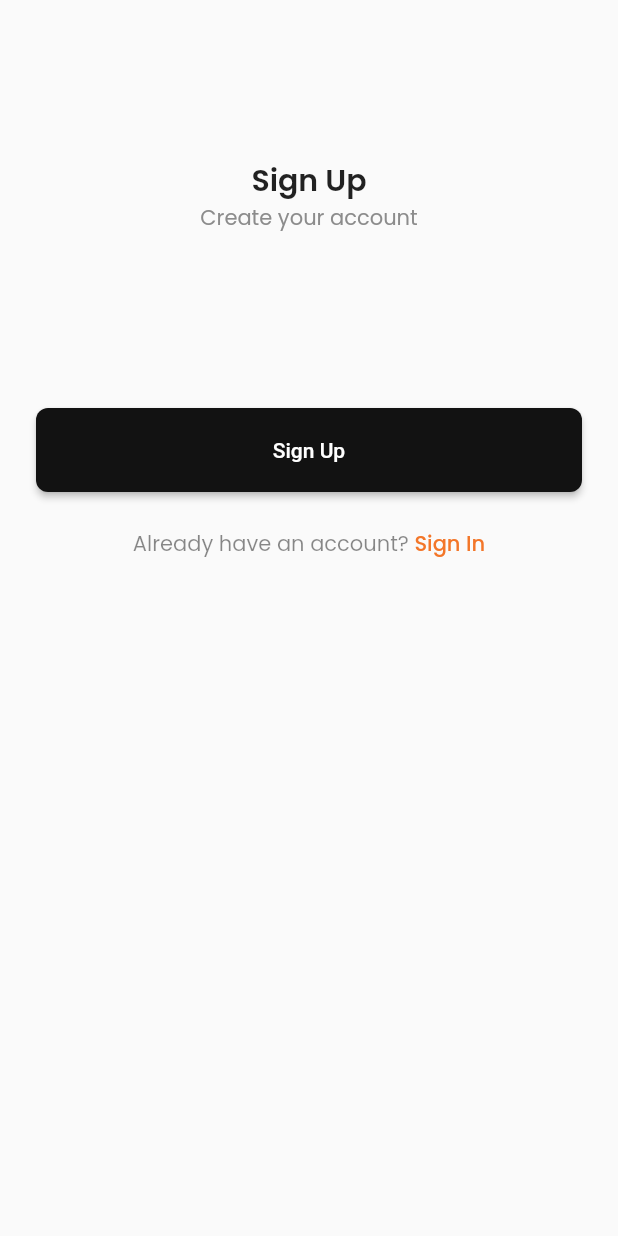
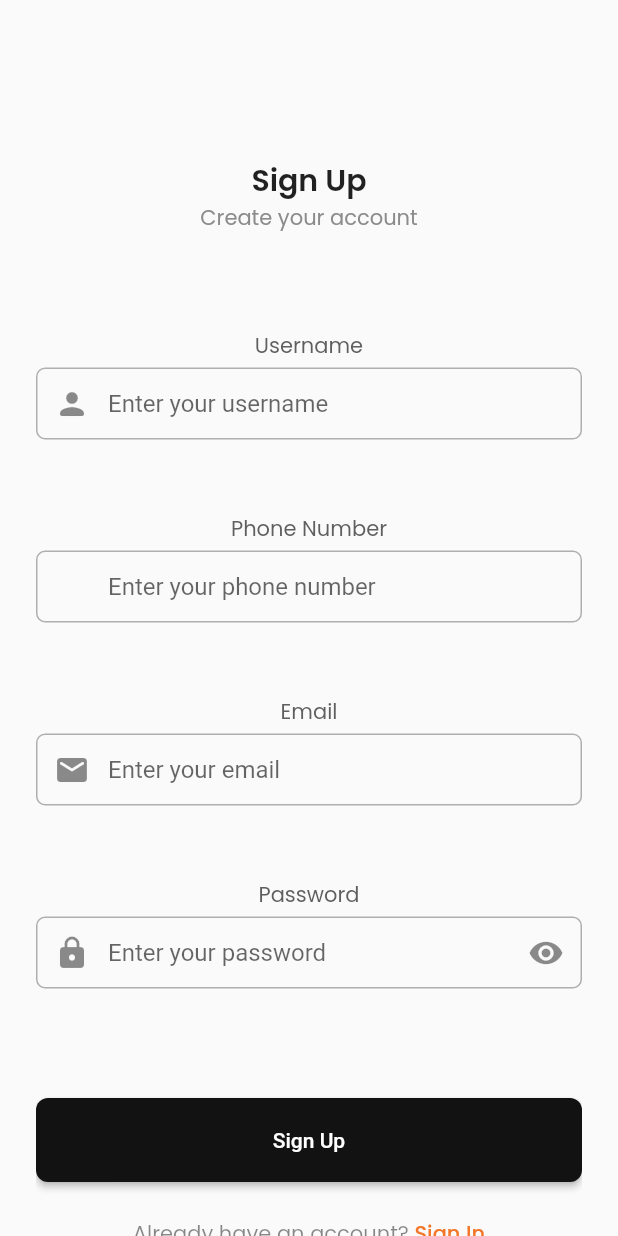
Before and after one commit to aminhaiqal/Quickride, a Flutter app: the screen it shows after launch, after a tap on "Get Started", on a phone screen of 412 x 824 dp. Run offline on Flutter 3.47's test engine with Material 2 defaults, Android fonts, the light colour scheme and no system bars; our stand-ins replace cloud_firestore, firebase_auth, firebase_core, firebase_storage, google_fonts, google_sign_in and 1 more; missing offline and left inert: flutter_facebook_auth; accounts and stored records are empty; network calls fail; statements that could not run were skipped.

Commit message:
fix register functionality

```diff
--- a/quickride/lib/src/features/authentication/utils/login_credential.dart
+++ b/quickride/lib/src/features/authentication/utils/login_credential.dart
@@ -17,7 +17,6 @@ class LoginCredential extends StatefulWidget {
 class LoginCredentialState extends State<LoginCredential> {
   bool _obscureText = true;
   String emailErrorMessage = '', passwordErrorMessage = '';
-
   final TextEditingController _emailController = TextEditingController(),
       _passwordController = TextEditingController();
 
@@ -71,6 +70,12 @@ class LoginCredentialState extends State<LoginCredential> {
                       _obscureText = !_obscureText;
                     })),
           )),
+          const SizedBox(height: 4),
+          Text(
+        passwordErrorMessage,
+        style: text_style.TextTheme.description(null)
+            .copyWith(color: color_theme.ColorTheme.mainTheme.colorScheme.error),
+      ),
       const SizedBox(height: 48),
       action_button.PrimaryButton(
           label: 'Sign In',
--- a/quickride/lib/src/features/authentication/utils/register_credential.dart
+++ b/quickride/lib/src/features/authentication/utils/register_credential.dart
@@ -1,93 +1,133 @@
 import 'package:flutter/material.dart';
 import 'package:quickride/src/widgets/action_button.dart' as action_button;
 import 'package:quickride/src/utils/color_theme.dart' as color_theme;
-
+import 'package:quickride/src/utils/text_style.dart' as text_style;
+import '../data/repository/exception.dart' as exception;
+import 'package:quickride/src/features/authentication/utils/input_decoration.dart' as input_decoration;
 import '../register/viewmodel/register_viewmodel.dart';
 
-// ignore: must_be_immutable
 class RegisterCredential extends StatefulWidget {
   final RegisterViewModel viewModel;
-  RegisterCredential({Key? key, required this.viewModel}) : super(key: key);
+  const RegisterCredential({Key? key, required this.viewModel}) : super(key: key);
 
   @override
   RegisterCredentialState createState() => RegisterCredentialState();
-  String? emailErrorMessage;
-  GlobalKey<FormState> usernameKey = GlobalKey<FormState>();
-  GlobalKey<FormState> emailKey = GlobalKey<FormState>();
-  GlobalKey<FormState> passwordKey = GlobalKey<FormState>();
-  GlobalKey<FormState> phoneNumberKey = GlobalKey<FormState>();
 }
 
+
 class RegisterCredentialState extends State<RegisterCredential> {
+  bool _obscureText = true;
+  String usernameErrorMessage = '', phoneNumberErrorMessage = '', emailErrorMessage = '', passwordErrorMessage = '';
+  final TextEditingController _usernameController = TextEditingController(),
+      _phoneNumberController = TextEditingController(),
+      _emailController = TextEditingController(),
+      _passwordController = TextEditingController();
+
+  @override
+  void dispose() {
+    _emailController.dispose();
+    _passwordController.dispose();
+    super.dispose();
+  }
+
   @override
   Widget build(BuildContext context) {
     return Column(
       children: [
-        /*Form(
-            key: widget.usernameKey, // Assign the email field key
-            child: text_field.TextField(
+        Text(
+        'Username',
+        style: text_style.TextTheme.description(null)
+            .copyWith(color: color_theme.GreyShader.greyAccent),
+      ),
+      const SizedBox(height: 4),
+        Form(
+            child: TextFormField(
+          controller: _usernameController,
+          decoration: input_decoration.buildEmailInputDecoration(
               label: 'Username',
-              prefixIcon: const Icon(Icons.person_rounded),
-              /*onTextChanged: (text) {
-                RegisterViewModel().setUsername(text);
-              },*/
-              helperText: widget.emailErrorMessage,
-            )),*/
+              helperText: usernameErrorMessage,
+              prefixIcon: Icons.person_rounded),
+        )),
         const SizedBox(height: 4),
-        /*Form(
-            key: widget.phoneNumberKey, // Assign the phone number field key
-            child: text_field.PhoneNumber(
+        Text(
+          usernameErrorMessage,
+          style: text_style.TextTheme.description(null).copyWith(
+              color: color_theme.ColorTheme.mainTheme.colorScheme.error),
+        ),
+        const SizedBox(height: 24),
+        Text(
+          'Phone Number',
+          style: text_style.TextTheme.description(null)
+              .copyWith(color: color_theme.GreyShader.greyAccent),
+        ),
+      const SizedBox(height: 4),
+        Form(
+            child: TextFormField(
+          controller: _phoneNumberController,
+          decoration: input_decoration.buildEmailInputDecoration(
               label: 'Phone Number',
-              onTextChanged: (text) {
-                RegisterViewModel().setPhoneNumber(text);
-              },
-              helperText: widget.emailErrorMessage,
+              helperText: phoneNumberErrorMessage),
         )),
+        const SizedBox(height: 4),
+        Text(
+          phoneNumberErrorMessage,
+          style: text_style.TextTheme.description(null).copyWith(
+              color: color_theme.ColorTheme.mainTheme.colorScheme.error),
+        ),
+        const SizedBox(height: 24),
+        Text(
+        'Email',
+        style: text_style.TextTheme.description(null)
+            .copyWith(color: color_theme.GreyShader.greyAccent),
+      ),
+      const SizedBox(height: 4),
       Form(
-            key: widget.emailKey, // Assign the phone number field key
-            child: text_field.TextField(
+          child: TextFormField(
+            controller: _emailController,
+            decoration: input_decoration.buildEmailInputDecoration(
                 label: 'Email',
-              prefixIcon: const Icon(Icons.email_rounded),
-              onTextChanged: (text) {
-                RegisterViewModel().setEmail(text);
-              },
-              helperText: widget.emailErrorMessage,
+                helperText: emailErrorMessage,
+                prefixIcon: Icons.email_rounded),
           )),
+          const SizedBox(height: 4),
+          Text(
+        emailErrorMessage,
+        style: text_style.TextTheme.description(null)
+            .copyWith(color: color_theme.ColorTheme.mainTheme.colorScheme.error),
+      ),
+      const SizedBox(height: 24),
+      Text(
+        'Password',
+        style: text_style.TextTheme.description(null)
+            .copyWith(color: color_theme.GreyShader.greyAccent),
+      ),
+      const SizedBox(height: 4),
       Form(
-            key: widget.passwordKey, // Assign the password field key
-            child: text_field.PasswordTextField(
+          child: TextFormField(
+            controller: _passwordController,
+            obscureText: _obscureText,
+            decoration: input_decoration.buildPasswordInputDecoration(
                 label: 'Password',
-              prefixIcon: const Icon(Icons.lock),
-              errorBorder: OutlineInputBorder(
-                  borderSide: BorderSide(
-                      color:
-                          color_theme.ColorTheme.mainTheme.colorScheme.error)),
-              onTextChanged: (text) {
-                RegisterViewModel().setPassword(text);
-              },
-            )),*/
+                helperText: passwordErrorMessage,
+                prefixIcon: Icons.lock_rounded,
+                obscureText: _obscureText,
+                onSuffixIconPressed: () => setState(() {
+                      _obscureText = !_obscureText;
+                    })),
+          )),
+          const SizedBox(height: 4),
+          Text(
+        passwordErrorMessage,
+        style: text_style.TextTheme.description(null)
+            .copyWith(color: color_theme.ColorTheme.mainTheme.colorScheme.error),
+      ),
+
         const SizedBox(height: 48),
         action_button.PrimaryButton(
             label: 'Sign Up',
             width: 380,
             onPressed: () {
               RegisterViewModel viewModel = widget.viewModel;
-              /*String? emailError =
-                  input_validation.validateEmail(viewModel.email);
-              List<String?> passwordErrors =
-                  input_validation.validatePassword(viewModel.password);
-
-              if (emailError != null || passwordErrors.isNotEmpty) {
-                setState(() {
-                  widget.emailErrorMessage = emailError;
-                });
-                widget.emailKey.currentState?.validate();
-                widget.passwordKey.currentState?.validate();
-              } else {
-                // Navigate to home page
-                print('Login success');
-                //Navigator.pushNamed(context, Login.routeName);
-              }*/
             }),
       ],
     );
```
Lines whose indentation alone changed are shown as unchanged.
